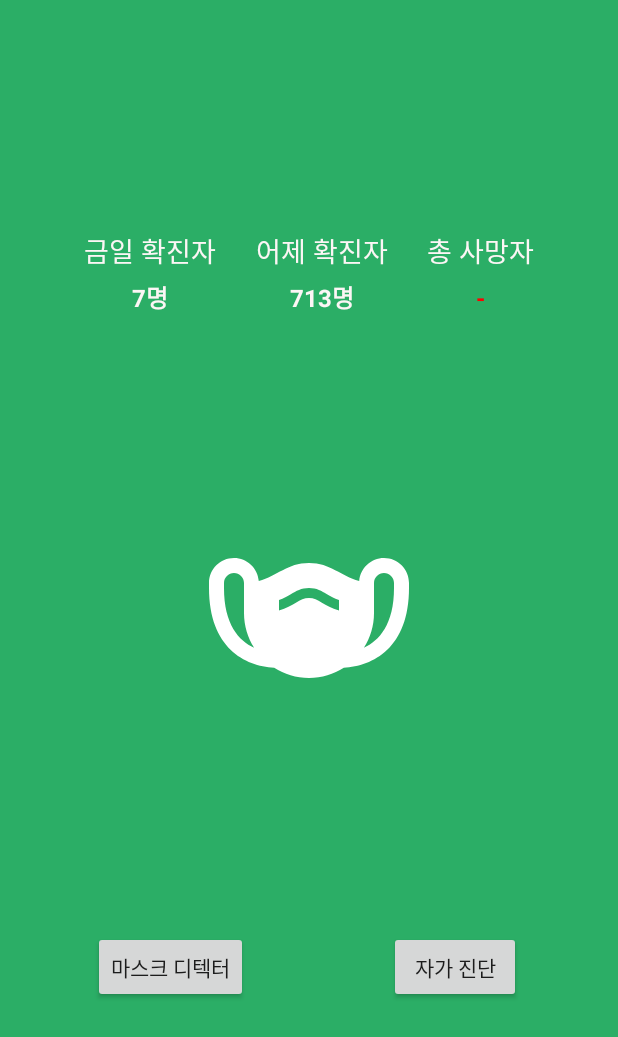
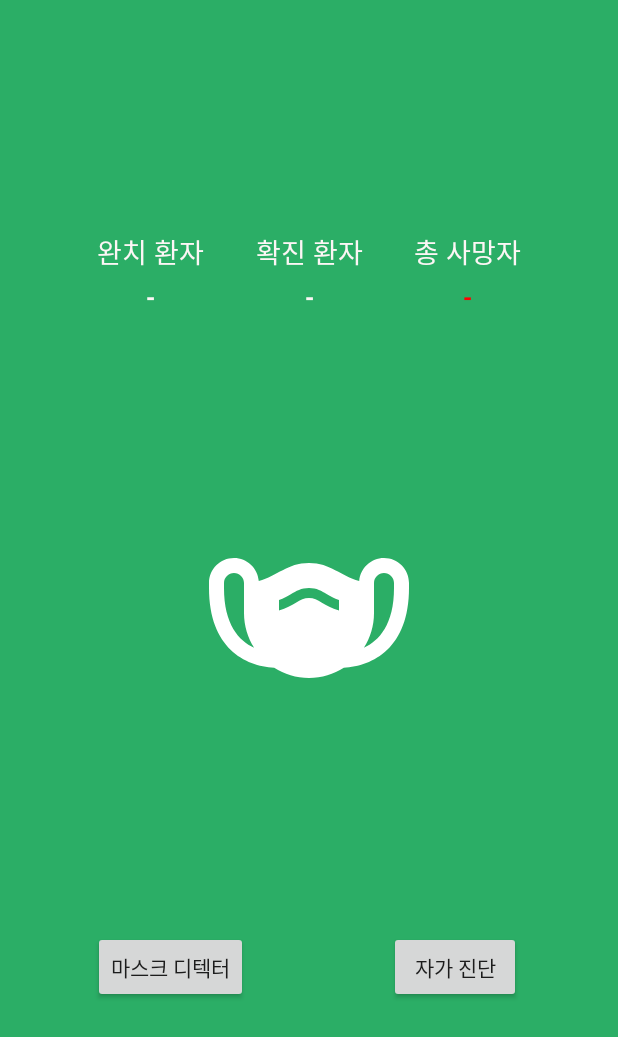
Before and after one commit to Mobeom/MoBeom, an Android app: the screen it shows after launch (MainActivity), on a phone screen of 412 x 824 dp. Shown: the top 1037 px of the screen. Run offline under Robolectric (Android 15) with nearby library versions, the phone set to English and light mode, and no system bars; our stand-ins replace data binding; network calls fail.

Commit message:
(#16) 코로나 확진자 UI 반영 완료
- 코로나 확진자 API 통해서 UI에 값을 띄워주는 부분까지 완료

```diff
--- a/app/src/main/java/org/tensorflow/lite/examples/classification/Presentation/MainActivity/MainActivity.java
+++ b/app/src/main/java/org/tensorflow/lite/examples/classification/Presentation/MainActivity/MainActivity.java
@@ -3,6 +3,7 @@ package org.tensorflow.lite.examples.classification.Presentation.MainActivity;
 import android.annotation.SuppressLint;
 import android.content.Intent;
 import android.os.Bundle;
+import android.util.Log;
 
 import androidx.annotation.Nullable;
 import androidx.appcompat.app.AppCompatActivity;
@@ -18,6 +19,10 @@ import org.xml.sax.SAXException;
 import org.xmlpull.v1.XmlPullParserException;
 
 import java.io.IOException;
+import java.text.SimpleDateFormat;
+import java.util.Calendar;
+import java.util.Date;
+import java.util.Locale;
 
 import javax.xml.parsers.ParserConfigurationException;
 
@@ -44,16 +49,51 @@ public class MainActivity extends AppCompatActivity {
 
 
         new Thread(() -> {
-            try{
-                CoronaStatus cs = CoronaAPI.getStatus();
+            try {
+                Date currentTime = Calendar.getInstance().getTime();
+                Date yesterdayTime = new Date(System.currentTimeMillis() - 24 * 60 * 60 * 1000L);
+                CustomDate cd = getDate(currentTime, yesterdayTime);
+                CoronaStatus cs = CoronaAPI.getStatus(cd.yesterdayDate, cd.todayDate);
                 System.out.println("이거 -> " + cs.getDeathCnt());
-                runOnUiThread(() -> binding.tvDeathCnt.setText(cs.getDeathCnt()+"명"));
-            }catch (IOException e){
+                runOnUiThread(() -> {
+                    binding.tvDeathCnt.setText(cs.getDeathCnt() + "명");
+                    binding.tvDecideStatusNum.setText(cs.getDecideCnt() + "명");
+                    binding.tvClrStatusNum.setText(cs.getClrCnt() + "명");
+                });
+            } catch (IOException e) {
                 System.out.println(e.toString());
             } catch (XmlPullParserException e) {
                 e.printStackTrace();
             }
         }).start();
+    }
 
+    /**
+     * API 형식에 맞춰서 date 값을 반환해주는 함수입니다.
+     */
+    private CustomDate getDate(Date currentTime, Date yesterdayTime) {
+        SimpleDateFormat dateFormat = new SimpleDateFormat("dd", Locale.getDefault());
+        SimpleDateFormat monthFormat = new SimpleDateFormat("MM", Locale.getDefault());
+        SimpleDateFormat yearFormat = new SimpleDateFormat("yyyy", Locale.getDefault());
+        String todayYear = yearFormat.format(currentTime);
+        String yesterdayYear = yearFormat.format(yesterdayTime);
+        String todayMonth = monthFormat.format(currentTime);
+        String yesterdayMonth = monthFormat.format(yesterdayTime);
+        String todayDay = dateFormat.format(currentTime);
+        String yesterdayDay = dateFormat.format(yesterdayTime);
+        String todayInFormat = todayYear + todayMonth + todayDay;
+        String yesterdayInFormat = yesterdayYear + yesterdayMonth + yesterdayDay;
+        return new CustomDate(todayInFormat, yesterdayInFormat);
+    }
+
+
+    private static class CustomDate {
+        private final String todayDate;
+        private final String yesterdayDate;
+
+        public CustomDate(String todayDate, String yesterdayDate) {
+            this.todayDate = todayDate;
+            this.yesterdayDate = yesterdayDate;
+        }
     }
 }
--- a/app/src/main/res/layout/activity_main.xml
+++ b/app/src/main/res/layout/activity_main.xml
@@ -3,6 +3,8 @@
     xmlns:app="http://schemas.android.com/apk/res-auto">
 
     <data>
+
+
 
     </data>
 
@@ -28,18 +30,19 @@
                 android:id="@+id/tv_today_covid_status"
                 android:layout_width="wrap_content"
                 android:layout_height="wrap_content"
-                android:text="금일 확진자"
+                android:text="완치 환자"
                 android:textColor="@color/pastel_white"
                 android:textSize="18sp"
-                app:layout_constraintEnd_toStartOf="@id/tv_yesterday_covid_status"
+                app:layout_constraintEnd_toStartOf="@id/tv_decide_status"
                 app:layout_constraintStart_toStartOf="parent"
                 app:layout_constraintTop_toTopOf="parent" />
 
             <TextView
+                android:id="@+id/tv_clr_status_num"
                 android:layout_width="wrap_content"
                 android:layout_height="wrap_content"
                 android:layout_marginTop="5dp"
-                android:text="7명"
+                android:text="-"
                 android:textColor="@color/pastel_white"
                 android:textSize="16sp"
                 android:textStyle="bold"
@@ -49,10 +52,10 @@
                 app:layout_constraintTop_toBottomOf="@id/tv_today_covid_status" />
 
             <TextView
-                android:id="@+id/tv_yesterday_covid_status"
+                android:id="@+id/tv_decide_status"
                 android:layout_width="wrap_content"
                 android:layout_height="wrap_content"
-                android:text="어제 확진자"
+                android:text="확진 환자"
                 android:textColor="@color/pastel_white"
                 android:textSize="18sp"
                 app:layout_constraintEnd_toStartOf="@id/tv_covid_death_status"
@@ -60,17 +63,18 @@
                 app:layout_constraintTop_toTopOf="parent" />
 
             <TextView
+                android:id="@+id/tv_decide_status_num"
                 android:layout_width="wrap_content"
                 android:layout_height="wrap_content"
                 android:layout_marginTop="5dp"
-                android:text="713명"
+                android:text="-"
                 android:textColor="@color/pastel_white"
                 android:textSize="16sp"
                 android:textStyle="bold"
                 app:layout_constraintBottom_toBottomOf="parent"
-                app:layout_constraintEnd_toEndOf="@id/tv_yesterday_covid_status"
-                app:layout_constraintStart_toStartOf="@id/tv_yesterday_covid_status"
-                app:layout_constraintTop_toBottomOf="@id/tv_yesterday_covid_status" />
+                app:layout_constraintEnd_toEndOf="@id/tv_decide_status"
+                app:layout_constraintStart_toStartOf="@id/tv_decide_status"
+                app:layout_constraintTop_toBottomOf="@id/tv_decide_status" />
 
 
             <TextView
@@ -81,7 +85,7 @@
                 android:textColor="@color/pastel_white"
                 android:textSize="18sp"
                 app:layout_constraintEnd_toEndOf="parent"
-                app:layout_constraintStart_toEndOf="@id/tv_yesterday_covid_status"
+                app:layout_constraintStart_toEndOf="@id/tv_decide_status"
                 app:layout_constraintTop_toTopOf="parent" />
 
             <TextView
```
Also changed, not shown: app/src/main/java/org/tensorflow/lite/examples/classification/Data/API/CoronaAPI.java (+37 -4 lines), app/src/main/java/org/tensorflow/lite/examples/classification/Data/API/CoronaStatus.java (+11 -11 lines).
